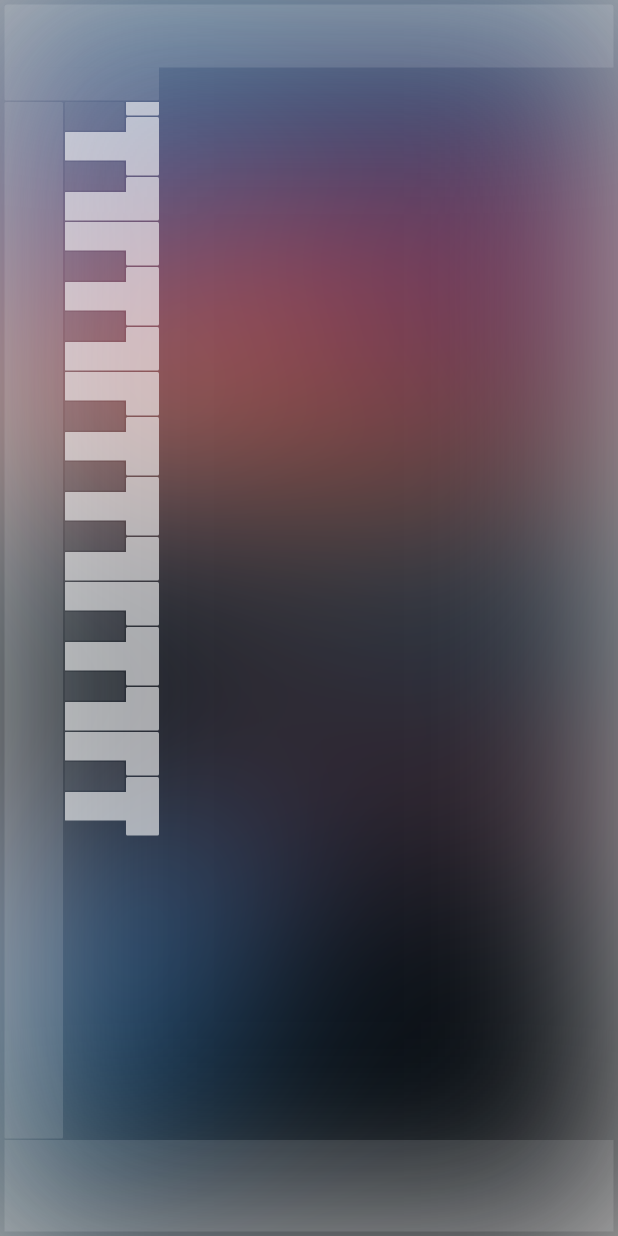
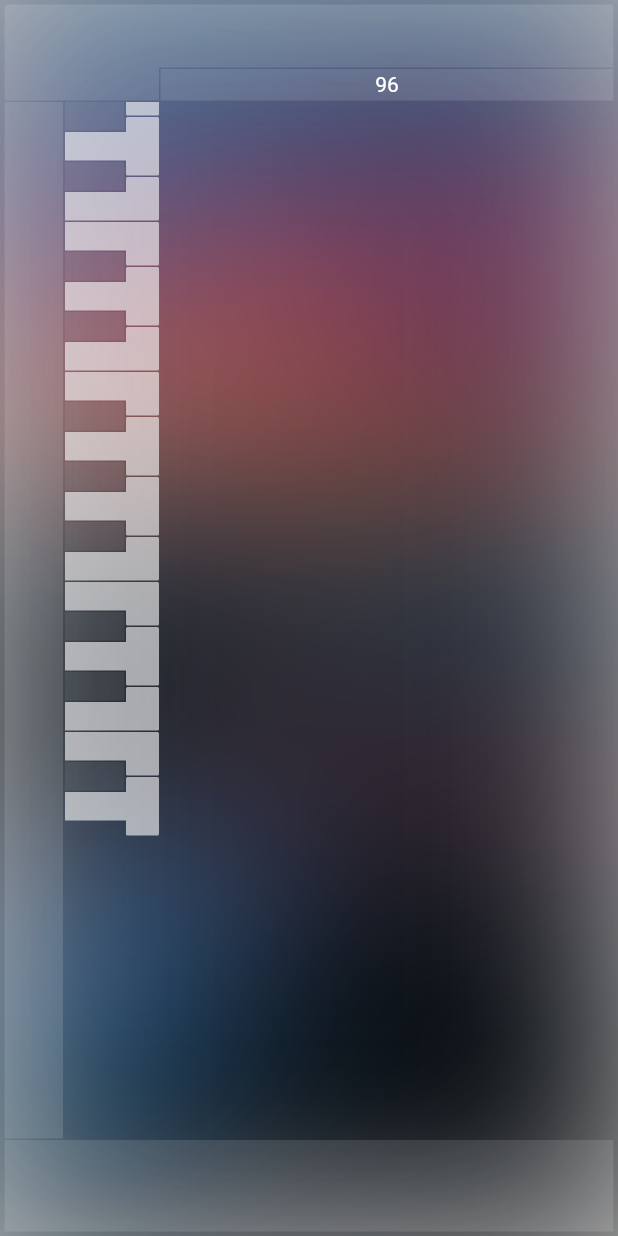
Before and after one commit to anthem-audio/flutter_piano_roll, a Flutter app: the screen it shows after launch, on a phone screen of 412 x 824 dp. Run offline on Flutter 3.47's test engine with Material 2 defaults, Android fonts, the light colour scheme and no system bars; our stand-ins replace flutter_hooks.

Commit message:
Add model for pattern

```diff
--- a/lib/main.dart
+++ b/lib/main.dart
@@ -1,13 +1,23 @@
 import 'dart:ui';
 import 'package:flutter/widgets.dart';
 import 'package:flutter_piano_roll/piano_roll.dart';
+import 'package:provider/provider.dart';
+import 'package:flutter_piano_roll/pattern.dart';
 
 void main() {
   runApp(
-    WidgetsApp(
+    MultiProvider(
+      providers: [
+        ChangeNotifierProvider(
+          create: (_) => Pattern(),
+        ),
+      ],
+      child: WidgetsApp(
         color: Color.fromARGB(255, 7, 210, 212),
         title: "Piano Roll",
-        builder: (env, widget) => AppWrapper()),
+        builder: (env, widget) => AppWrapper(),
+      ),
+    ),
   );
 }
 
--- /dev/null
+++ b/lib/pattern.dart
@@ -0,0 +1,29 @@
+import 'package:flutter/widgets.dart';
+import 'package:flutter/foundation.dart';
+
+class TimeSignature {
+  TimeSignature(this.numerator, this.denominator);
+
+  final int numerator;
+  final int denominator;
+}
+
+class TimeSignatureChange {
+  TimeSignatureChange({required this.offset, required this.timeSignature});
+
+  final int offset;
+  final TimeSignature timeSignature;
+}
+
+class Pattern with ChangeNotifier, DiagnosticableTreeMixin {
+  TimeSignature _baseTimeSignature = TimeSignature(4, 4);
+  TimeSignature get baseTimeSignature => _baseTimeSignature;
+  void setBaseTimeSignature(TimeSignature timeSignature) {
+    this._baseTimeSignature = timeSignature;
+    notifyListeners();
+  }
+
+  List<TimeSignatureChange> changes = [];
+
+  final int ticksPerBeat = 96;
+}
--- a/lib/piano_roll.dart
+++ b/lib/piano_roll.dart
@@ -1,5 +1,6 @@
 import 'package:flutter/widgets.dart';
 import 'package:flutter_hooks/flutter_hooks.dart';
+import 'package:flutter_piano_roll/timeline.dart';
 
 import './piano_control.dart';
 
@@ -107,6 +108,20 @@ class _PianoRollContent extends HookWidget {
                   ],
                 ),
               ),
+              // Timeline and main paino roll render area
+              Expanded(
+                child: Column(
+                  children: [
+                    SizedBox(
+                      height: 22,
+                      child: Padding(
+                        padding: EdgeInsets.fromLTRB(1, 1, 0, 0),
+                        child: Timeline(),
+                      ),
+                    )
+                  ],
+                ),
+              ),
             ],
           ),
         ),
--- /dev/null
+++ b/lib/timeline.dart
@@ -0,0 +1,18 @@
+import 'package:flutter/widgets.dart';
+import 'package:flutter_hooks/flutter_hooks.dart';
+import 'package:flutter_piano_roll/pattern.dart';
+import 'package:provider/provider.dart';
+
+class Timeline extends HookWidget {
+  const Timeline({Key? key}) : super(key: key);
+
+  @override
+  Widget build(BuildContext context) {
+    return Container(
+      child: Container(
+        color: Color(0xFFFFFFFF).withOpacity(0.12),
+        child: Center(child: Text('${context.watch<Pattern>().ticksPerBeat}')),
+      ),
+    );
+  }
+}
--- a/pubspec.yaml
+++ b/pubspec.yaml
@@ -29,6 +29,7 @@ dependencies:
   # Use with the CupertinoIcons class for iOS style icons.
   # cupertino_icons: ^1.0.2
   flutter_hooks: ^0.18.0
+  provider: ^5.0.0
 
 dev_dependencies:
   flutter_test:
```
Also changed, not shown: pubspec.lock.
